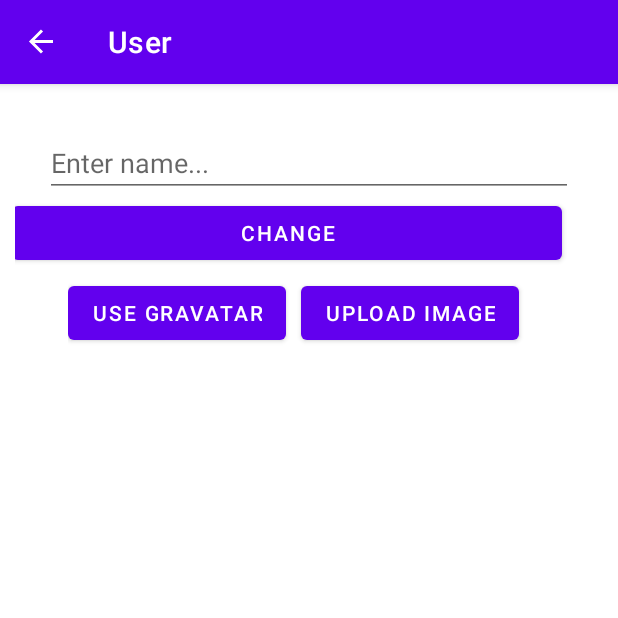
After one commit to AlexanderZaletilo/PPO, an Android app: the UserFragment screen opened through its navigation route, on a phone screen of 412 x 824 dp, the top half of it. The commit adds this screen. Run offline under Robolectric (Android 15) with nearby library versions, the phone set to English and light mode, and no system bars; our stand-ins replace Firebase (no records; nobody signed in at launch, a user with empty details on screens opened directly), navigation-ui; pictures from the network do not load.

Commit message:
added full  user fragment

```diff
--- a/lab3/app/build.gradle
+++ b/lab3/app/build.gradle
@@ -45,6 +45,7 @@ dependencies {
     implementation 'androidx.navigation:navigation-fragment-ktx:2.3.2'
     implementation 'androidx.navigation:navigation-ui-ktx:2.3.2'
     implementation 'androidx.lifecycle:lifecycle-extensions:2.2.0'
+    implementation files('libs\\gravatar-android-1.0.jar')
     testImplementation 'junit:junit:4.+'
     androidTestImplementation 'androidx.test.ext:junit:1.1.2'
     androidTestImplementation 'androidx.test.espresso:espresso-core:3.3.0'
@@ -57,6 +58,9 @@ dependencies {
     implementation "androidx.lifecycle:lifecycle-viewmodel-ktx:$lifecycle_version"
     // LiveData
     implementation "androidx.lifecycle:lifecycle-livedata-ktx:$lifecycle_version"
+    implementation 'com.google.firebase:firebase-storage-ktx'
+    implementation 'com.github.bumptech.glide:glide:4.11.0'
+    annotationProcessor 'com.github.bumptech.glide:compiler:4.11.0'
 }
 apply plugin: 'com.android.application'
 apply plugin: 'com.google.gms.google-services'
--- a/lab3/app/src/main/AndroidManifest.xml
+++ b/lab3/app/src/main/AndroidManifest.xml
@@ -2,6 +2,7 @@
 <manifest xmlns:android="http://schemas.android.com/apk/res/android"
     package="com.example.lab3">
 
+    <uses-permission android:name="android.permission.READ_EXTERNAL_STORAGE"/>
     <application
         android:allowBackup="true"
         android:icon="@mipmap/ic_launcher"
--- a/lab3/app/src/main/java/com/example/lab3/ui/fragments/HomeFragment.kt
+++ b/lab3/app/src/main/java/com/example/lab3/ui/fragments/HomeFragment.kt
@@ -1,16 +1,13 @@
 package com.example.lab3.ui.fragments
 
 import android.os.Bundle
-import android.view.LayoutInflater
-import android.view.MenuItem
-import android.view.View
-import android.view.ViewGroup
+import android.view.*
 import android.widget.Button
 import android.widget.EditText
 import android.widget.TextView
 import androidx.fragment.app.Fragment
 import androidx.navigation.findNavController
-import com.example.lab3.HomeFragmentDirections
+import com.example.lab3.ui.fragments.HomeFragmentDirections
 import com.example.lab3.R
 import com.google.firebase.auth.ktx.auth
 import com.google.firebase.database.*
@@ -27,6 +24,7 @@ class HomeFragment : Fragment() {
         savedInstanceState: Bundle?
     ): View? {
         val view = inflater.inflate(R.layout.fragment_home, container, false)
+        setHasOptionsMenu(true)
         val createButton = view.findViewById<Button>(R.id.game_button_create)
         val IdEditText = view.findViewById<EditText>(R.id.game_lobby_edittext)
         errorsTextView = view.findViewById(R.id.game_lobby_errors)
@@ -62,14 +60,16 @@ class HomeFragment : Fragment() {
         }
         return view
     }
-   /* override fun onCreateOptionsMenu(menu: Menu, inflater: MenuInflater) {
-        inflater.inflate(R.menu.toolbar_sequence_list_menu, menu)
-        super.onCreateOptionsMenu(menu!!, inflater)
-    }*/
+    override fun onCreateOptionsMenu(menu: Menu, inflater: MenuInflater) {
+        inflater.inflate(R.menu.home_toolbar_menu, menu)
+        super.onCreateOptionsMenu(menu, inflater)
+    }
     override fun onOptionsItemSelected(item: MenuItem): Boolean {
-       /* when (item.itemId) {
-
-        }*/
+        when (item.itemId) {
+            R.id.action_to_user -> {
+                requireView().findNavController().navigate(HomeFragmentDirections.toUser())
+            }
+        }
         return super.onOptionsItemSelected(item)
     }
 }
--- /dev/null
+++ b/lab3/app/src/main/java/com/example/lab3/ui/fragments/UserFragment.kt
@@ -0,0 +1,93 @@
+package com.example.lab3.ui.fragments
+
+import android.R.attr
+import android.graphics.Bitmap
+import android.graphics.BitmapFactory
+import android.graphics.drawable.BitmapDrawable
+import android.graphics.drawable.Drawable
+import android.net.Uri
+import android.os.Bundle
+import android.view.LayoutInflater
+import android.view.View
+import android.view.ViewGroup
+import android.widget.*
+import androidx.core.graphics.drawable.toBitmap
+import androidx.fragment.app.Fragment
+import androidx.lifecycle.ViewModelProvider
+import com.bumptech.glide.Glide
+import com.bumptech.glide.load.DataSource
+import com.bumptech.glide.load.engine.GlideException
+import com.bumptech.glide.request.RequestListener
+import com.bumptech.glide.request.target.Target
+import com.bumptech.glide.request.target.ViewTarget
+import com.bumptech.glide.request.transition.Transition
+import com.example.lab3.*
+import com.example.lab3.ui.activities.MainActivity
+import com.example.lab3.viewmodels.UserViewModel
+import com.google.firebase.auth.ktx.auth
+import com.google.firebase.ktx.Firebase
+import fr.tkeunebr.gravatar.Gravatar
+
+
+class UserFragment : Fragment() {
+    private lateinit var viewModel: UserViewModel
+    override fun onCreateView(
+            inflater: LayoutInflater, container: ViewGroup?,
+            savedInstanceState: Bundle?
+    ): View? {
+        viewModel = ViewModelProvider(requireActivity()).get(UserViewModel::class.java)
+        val view = inflater.inflate(R.layout.fragment_user, container, false)
+        val editImageButton = view.findViewById<Button>(R.id.user_editimage)
+        val editNameButton = view.findViewById<Button>(R.id.user_editname_apply)
+        val nameEditText = view.findViewById<EditText>(R.id.user_editname)
+        val imageView = view.findViewById<ImageView>(R.id.user_image)
+        val gravatarButton = view.findViewById<Button>(R.id.user_gravatar)
+        val user = Firebase.auth.currentUser!!
+        val profile = user.providerData[0]
+        nameEditText.setText(profile.displayName)
+        imageView.isDrawingCacheEnabled = true
+        editNameButton.setOnClickListener {
+            viewModel.updateName(nameEditText.text.toString())
+        }
+        if(!viewModel.fetched)
+        {
+            if (profile.photoUrl != null)
+                viewModel.downloadImage()
+            viewModel.fetched = true
+        }
+        gravatarButton.setOnClickListener {
+           val url = "https://eu.ui-avatars.com/api/?name=${user.displayName}&size=240"
+            setImage(Uri.parse(url), imageView)
+        }
+        viewModel.imageBitmap.observe(requireActivity()) {
+            imageView.setImageBitmap(viewModel.imageBitmap.value!!)
+            viewModel.imageBitmap.removeObservers(requireActivity())
+        }
+        viewModel.imageUri.observe(requireActivity()) {
+            setImage(it, imageView)
+        }
+        editImageButton.setOnClickListener {
+            (requireActivity() as MainActivity).requestImageFromGallery()
+        }
+        return view
+    }
+    private fun setImage(uri: Uri, imageView: ImageView)
+    {
+        Glide.with(requireContext())
+            .load(uri)
+            .into(object : ViewTarget<ImageView, Drawable>(imageView) {
+                override fun onResourceReady(
+                    resource: Drawable,
+                    transition: Transition<in Drawable>?
+                ) {
+                    imageView.setImageDrawable(resource)
+                    viewModel.upload((imageView.drawable as BitmapDrawable).bitmap)
+                }
+                override fun onLoadFailed(errorDrawable: Drawable?) {
+                    super.onLoadFailed(errorDrawable)
+                    Toast.makeText(requireContext(), "Error :(", Toast.LENGTH_LONG).show()
+                }
+
+            })
+    }
+}
--- /dev/null
+++ b/lab3/app/src/main/res/layout/fragment_user.xml
@@ -0,0 +1,46 @@
+<?xml version="1.0" encoding="utf-8"?>
+<LinearLayout xmlns:android="http://schemas.android.com/apk/res/android"
+    xmlns:tools="http://schemas.android.com/tools"
+    android:layout_width="match_parent"
+    android:layout_height="match_parent"
+    android:gravity="center_horizontal"
+    android:orientation="vertical"
+    android:padding="10dp">
+    <LinearLayout
+        android:layout_width="wrap_content"
+        android:layout_height="wrap_content"
+        android:orientation="horizontal">
+
+    </LinearLayout>
+    <EditText
+        android:id="@+id/user_editname"
+        style="@style/game_lobby_button"
+        android:layout_marginTop="20dp"
+        android:hint="@string/enter_name" />
+    <Button
+        android:id="@+id/user_editname_apply"
+        android:layout_marginStart="5dp"
+        android:text="@string/change"
+        style="@style/game_lobby_button" />
+    <LinearLayout
+        android:layout_width="wrap_content"
+        android:layout_height="wrap_content"
+        android:gravity="center_horizontal"
+        android:orientation="horizontal"
+        android:padding="5dp">
+        <Button
+            android:id="@+id/user_gravatar"
+            android:layout_width="wrap_content"
+            android:layout_height="wrap_content"
+            android:text="@string/use_gravatar" />
+        <Button
+            android:id="@+id/user_editimage"
+            android:layout_marginStart="10dp"
+            android:text="@string/upload_image"
+            style="@style/game_lobby_button" />
+    </LinearLayout>
+    <ImageView
+        android:id="@+id/user_image"
+        android:layout_width="match_parent"
+        android:layout_height="480dp" />
+</LinearLayout>
--- /dev/null
+++ b/lab3/app/src/main/res/menu/home_toolbar_menu.xml
@@ -0,0 +1,12 @@
+<?xml version="1.0" encoding="utf-8"?>
+<menu xmlns:android="http://schemas.android.com/apk/res/android"
+    xmlns:app="http://schemas.android.com/apk/res-auto">
+    <item
+        android:id="@+id/action_to_user"
+        android:title="@string/profile"
+        app:showAsAction="ifRoom"/>
+    <item
+        android:id="@+id/action_to_stats"
+        android:title="@string/history"
+        app:showAsAction="never"/>
+</menu>
--- a/lab3/app/src/main/res/navigation/mobile_navigation.xml
+++ b/lab3/app/src/main/res/navigation/mobile_navigation.xml
@@ -12,6 +12,9 @@
             android:id="@+id/to_game"
             app:destination="@+id/game_dest">
         </action>
+        <action
+            android:id="@+id/to_user"
+            app:destination="@id/user_dest"/>
     </fragment>
     <fragment
         android:id="@+id/game_dest"
@@ -23,4 +26,9 @@
         <argument app:argType="boolean"
             android:name="isHost"/>
     </fragment>
+    <fragment
+        android:id="@+id/user_dest"
+        android:name="com.example.lab3.ui.fragments.UserFragment"
+        android:label="User"
+        tools:layout="@layout/fragment_user"/>
 </navigation>
--- a/lab3/app/src/main/res/values/strings.xml
+++ b/lab3/app/src/main/res/values/strings.xml
@@ -17,4 +17,13 @@
     <string name="fire">Fire!</string>
     <string name="ready">Ready</string>
     <string name="rotate">Rotate on Drag</string>
+    <string name="change_name">Change name</string>
+    <string name="enter_name">Enter name...</string>
+    <string name="change_image">Change Image</string>
+    <string name="profile">Profile</string>
+    <string name="stats">Stats</string>
+    <string name="history">History</string>
+    <string name="change">Change</string>
+    <string name="upload_image">Upload image</string>
+    <string name="use_gravatar">Use Gravatar</string>
 </resources>
```
Also changed, not shown: lab3/app/src/main/java/com/example/lab3/ui/activities/MainActivity.kt (+22 -3 lines), lab3/app/src/main/java/com/example/lab3/viewmodels/UserViewModel.kt (added, +73 -0 lines), lab3/app/libs/gravatar-android-1.0.jar (added), 1 other file.
